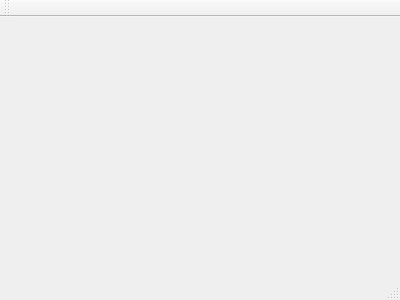
This is inventory_window.ui in chmod-sorind/QTInventory as Qt 5 draws it before an edit. The edited form follows.
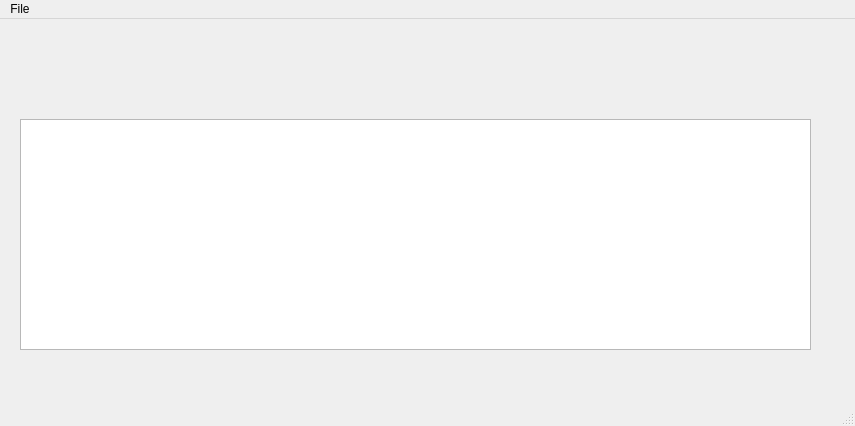
This is the edited form.

Patch:
```diff
--- a/inventory_window.ui
+++ b/inventory_window.ui
@@ -1,24 +1,54 @@
 <ui version="4.0">
  <class>inventory_window</class>
- <widget class="QMainWindow" name="inventory_window" >
-  <property name="geometry" >
+ <widget class="QMainWindow" name="inventory_window">
+  <property name="geometry">
    <rect>
     <x>0</x>
     <y>0</y>
-    <width>400</width>
-    <height>300</height>
+    <width>855</width>
+    <height>426</height>
    </rect>
   </property>
   <property name="windowTitle" >
    <string>inventory_window</string>
   </property>
-  <widget class="QMenuBar" name="menuBar" />
-  <widget class="QToolBar" name="mainToolBar" />
-  <widget class="QWidget" name="centralWidget" />
-  <widget class="QStatusBar" name="statusBar" />
+  <widget class="QWidget" name="centralWidget">
+   <widget class="QTableView" name="tableView">
+    <property name="geometry">
+     <rect>
+      <x>20</x>
+      <y>100</y>
+      <width>791</width>
+      <height>231</height>
+     </rect>
+    </property>
+   </widget>
+  </widget>
+  <widget class="QMenuBar" name="menuBar">
+   <property name="geometry">
+    <rect>
+     <x>0</x>
+     <y>0</y>
+     <width>855</width>
+     <height>21</height>
+    </rect>
+   </property>
+   <widget class="QMenu" name="fileMenu">
+    <property name="title">
+     <string>File</string>
+    </property>
+    <addaction name="actionLoad_Inventory_Database"/>
+   </widget>
+   <addaction name="fileMenu"/>
+  </widget>
+  <widget class="QStatusBar" name="statusBar"/>
+  <action name="actionLoad_Inventory_Database">
+   <property name="text">
+    <string>Load Inventory Database</string>
+   </property>
+  </action>
  </widget>
- <layoutDefault spacing="6" margin="11" />
- <pixmapfunction></pixmapfunction>
+ <layoutdefault spacing="6" margin="11"/>
  <resources/>
  <connections/>
 </ui>
```
Left out of the diff: 3 changed lines with no effect on the pictures.
